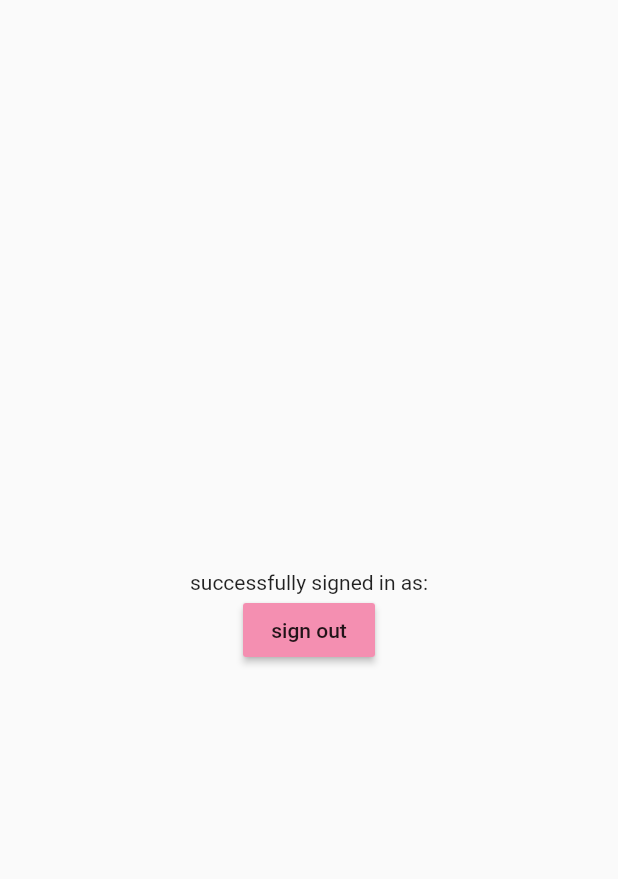
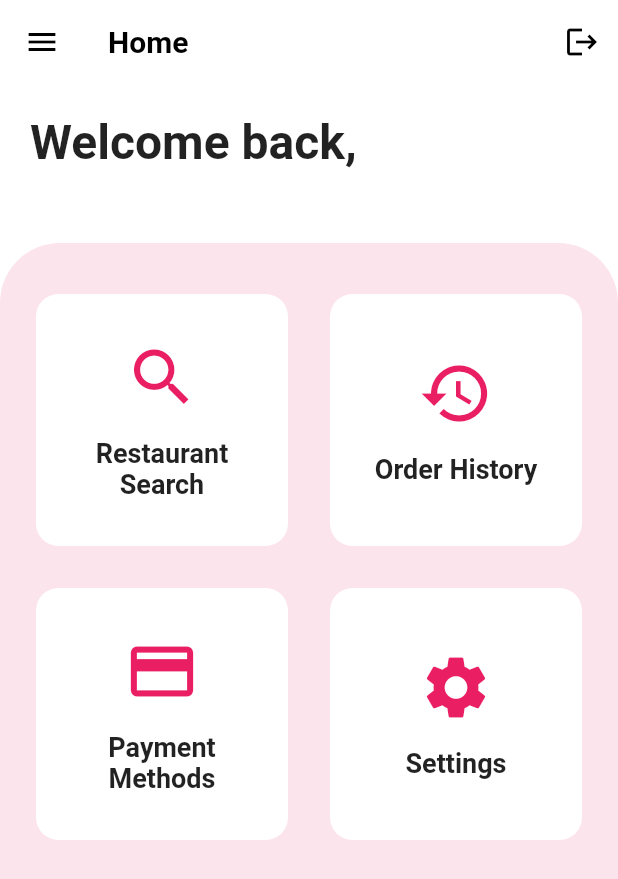
Before and after one commit to try-akash-succeed/final_year_app, a Flutter app: the screen it shows once a user with an empty profile is signed in, on a phone screen of 412 x 824 dp. Shown: the top 879 px of the screen. Run offline on Flutter 3.47's test engine with Material 2 defaults, Android fonts, the phone set to English and light mode, and no system bars; our stand-ins replace cloud_firestore, firebase_auth, firebase_core, google_fonts; accounts and stored records are empty; network calls fail.

Commit message:
DAShboard homepage  changes

```diff
--- a/lib/home_page.dart
+++ b/lib/home_page.dart
@@ -14,21 +14,136 @@ class _HomePageState extends State<HomePage> {
   @override
   Widget build(BuildContext context) {
     return Scaffold(
-      body: Center(
+      appBar: AppBar(
+        elevation: 0,
+        backgroundColor: Colors.white,
+        leading: Icon(Icons.menu, color: Colors.black),
+        title: Text(
+          'Home',
+          style: TextStyle(
+            color: Colors.black,
+            fontWeight: FontWeight.bold,
+          ),
+        ),
+        actions: [
+          IconButton(
+            onPressed: () {
+              FirebaseAuth.instance.signOut();
+              Navigator.of(context).pushReplacementNamed('/login');
+            },
+            icon: Icon(Icons.logout, color: Colors.black),
+          ),
+        ],
+      ),
+      body: Container(
+        color: Colors.white,
+        child: Column(
+          crossAxisAlignment: CrossAxisAlignment.stretch,
+          children: [
+            SizedBox(height: 20),
+            Padding(
+              padding: EdgeInsets.symmetric(horizontal: 20),
+              child: Text(
+                'Welcome back,',
+                style: TextStyle(
+                  fontSize: 32,
+                  fontWeight: FontWeight.bold,
+                ),
+              ),
+            ),
+            SizedBox(height: 5),
+            Padding(
+              padding: EdgeInsets.symmetric(horizontal: 20),
+              child: Text(
+                user.email!,
+                style: TextStyle(
+                  fontSize: 20,
+                  color: Colors.grey,
+                ),
+              ),
+            ),
+            SizedBox(height: 20),
+            Expanded(
+              child: Container(
+                decoration: BoxDecoration(
+                  borderRadius: BorderRadius.only(
+                    topLeft: Radius.circular(40),
+                    topRight: Radius.circular(40),
+                  ),
+                  color: Colors.pink[50],
+                ),
+                child: GridView.count(
+                  padding: EdgeInsets.symmetric(horizontal: 20, vertical: 30),
+                  crossAxisCount: 2,
+                  crossAxisSpacing: 20,
+                  mainAxisSpacing: 20,
+                  children: [
+                    _buildFunctionalityCard(
+                      'Restaurant Search',
+                      Icons.search,
+                      () {
+                        // TODO: Implement functionality
+                      },
+                    ),
+                    _buildFunctionalityCard(
+                      'Order History',
+                      Icons.history,
+                      () {
+                        // TODO: Implement functionality
+                      },
+                    ),
+                    _buildFunctionalityCard(
+                      'Payment Methods',
+                      Icons.payment,
+                      () {
+                        // TODO: Implement functionality
+                      },
+                    ),
+                    _buildFunctionalityCard(
+                      'Settings',
+                      Icons.settings,
+                      () {
+                        // TODO: Implement functionality
+                      },
+                    ),
+                  ],
+                ),
+              ),
+            ),
+          ],
+        ),
+      ),
+    );
+  }
+
+  Widget _buildFunctionalityCard(
+    String title,
+    IconData icon,
+    VoidCallback onTap,
+  ) {
+    return InkWell(
+      onTap: onTap,
+      child: Card(
+        elevation: 0,
+        shape: RoundedRectangleBorder(
+          borderRadius: BorderRadius.circular(15),
+        ),
+        child: Padding(
+          padding: EdgeInsets.all(20),
           child: Column(
             mainAxisAlignment: MainAxisAlignment.center,
-        children: [
-          Text('successfully signed in as:'+ user.email!),
-          MaterialButton(onPressed: (){
-               FirebaseAuth.instance.signOut();
-          },
-          color: Colors.pink[200],
-          child: Text('sign out'),
-          )
-        ],
+            children: [
+              Icon(icon, size: 50, color: Colors.pink),
+              SizedBox(height: 15),
+              Text(
+                title,
+                style: TextStyle(fontSize: 18, fontWeight: FontWeight.bold),
+                textAlign: TextAlign.center,
+              ),
+            ],
+          ),
+        ),
       ),
-      ),
-
     );
   }
 }
--- /dev/null
+++ b/lib/style/style.dart
@@ -0,0 +1,32 @@
+// Text styles
+import 'package:flutter/material.dart';
+
+titleStyle() {
+  return const TextStyle(
+      color: Colors.white, fontWeight: FontWeight.bold, fontSize: 17);
+}
+
+titGreenleStyle() {
+  return TextStyle(
+      color: greenColor, fontWeight: FontWeight.bold, fontSize: 18);
+}
+
+subtitleStyle() {
+  return const TextStyle(
+      color: Colors.white, fontWeight: FontWeight.w300, fontSize: 14);
+}
+
+miniStyle() {
+  return const TextStyle(color: Colors.white, fontSize: 12);
+}
+
+// App Colors
+var backgroundColor = Color(0xffe5f0f4);
+var primaryColor = Colors.teal;
+var secondaryColor = Color(0xff7bc496);
+
+// Dashboard color
+var blueColor = Color(0xff85a4e7);
+var redColor = Color(0xffd17db8);
+var purpleColor = Color(0xffb084d1);
+var greenColor = Color(0xff4ba2b6);
```
